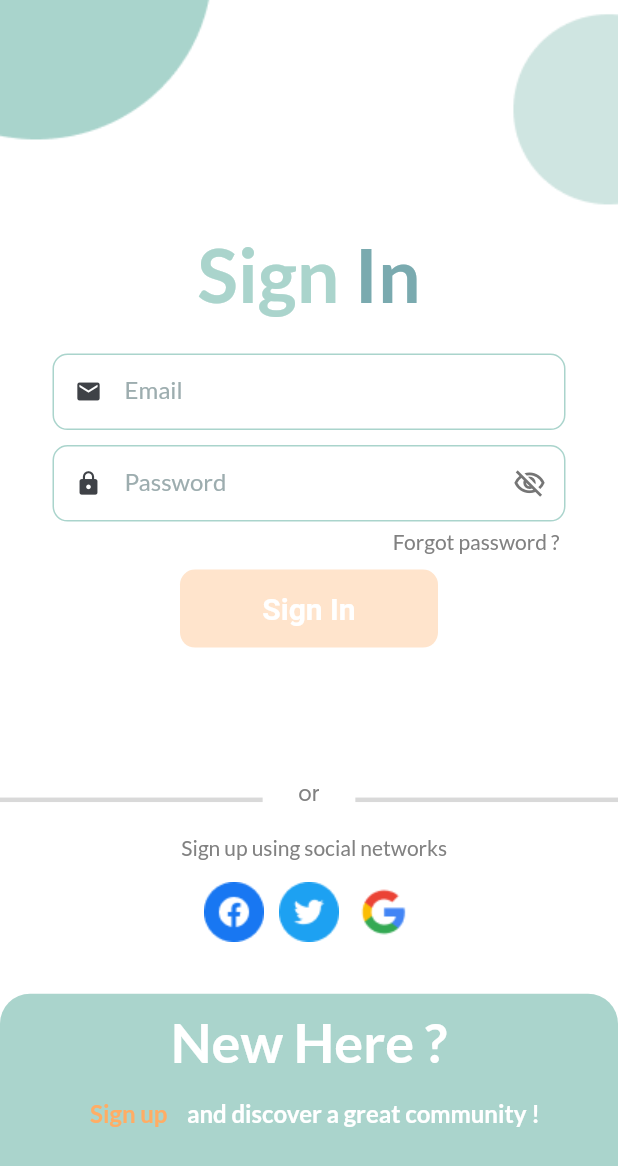
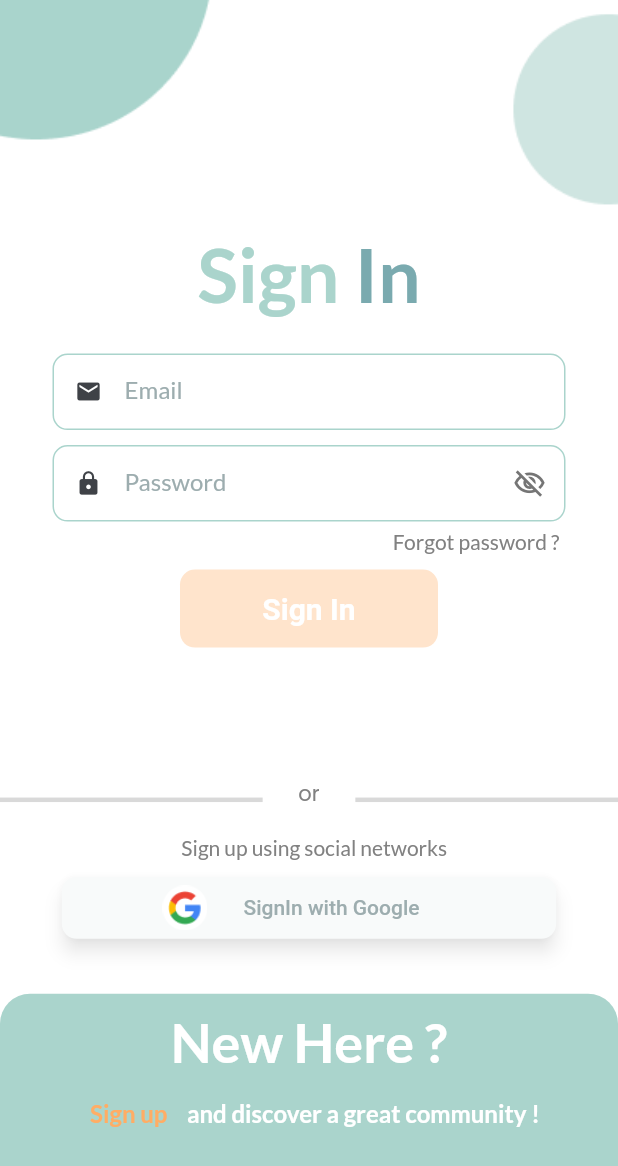
Before and after one commit to aofattaporn/jitD_fronted, a Flutter app: the screen it shows after launch, on a phone screen of 412 x 824 dp. Shown: the top 1166 px of the screen. Run offline on Flutter 3.47's test engine with Material 2 defaults, Android fonts, the light colour scheme and no system bars; our stand-ins replace bloc, equatable, firebase_auth, firebase_core, flutter_bloc, flutter_cache_manager and 6 more; missing offline and left inert: flutter_facebook_auth; accounts and stored records are empty.

Commit message:
implementing 3 party authentication
- add signIn/signUp with 3 party
- implement in SiignIn/SiignUp UI

```diff
--- a/lib/src/blocs/authentication/authen_state.dart
+++ b/lib/src/blocs/authentication/authen_state.dart
@@ -9,7 +9,8 @@ class InitialState extends AuthenticationState {
   List<Object?> get props => [];
 }
 
-/// state for signIn
+// --------------- authen_state ---------------------
+
 class AuthenCheckingState extends AuthenticationState {
   @override
   List<Object?> get props => [];
@@ -24,7 +25,6 @@ class AuthenUpError extends AuthenticationState {
   String get err_msg => _err_msg;
   String get err_desc => _err_desc;
 
-
   @override
   List<Object?> get props => [_err_msg, _err_desc];
 }
@@ -34,6 +34,10 @@ class SignUpLoadedState extends AuthenticationState {
   // TODO: implement props
   List<Object?> get props => throw UnimplementedError();
 }
+
+class SigIn3PartySuccess extends AuthenticationState {}
+
+class SigUp3PartySuccess extends AuthenticationState {}
 
 class CheckStatusAuthrn extends AuthenticationState {
   late String _statueAuth;
@@ -59,13 +63,15 @@ class TesterErrorState extends AuthenticationState {
   List<Object?> get props => throw UnimplementedError();
 }
 
-class GettingUser extends AuthenCheckingState{
+// --------------- user_state ---------------------
 
+class GettingUser extends AuthenCheckingState {
   @override
   // TODO: implement props
   List<Object?> get props => throw UnimplementedError();
 }
-class GettedUser extends AuthenCheckingState{
+
+class GettedUser extends AuthenCheckingState {
   final int _countPosts;
   final int _countLikes;
   final int _countComments;
@@ -73,11 +79,10 @@ class GettedUser extends AuthenCheckingState{
   final int _point;
   final String _petName;
 
-
   int? get countPosts => _countPosts;
 
-  GettedUser(this._countPosts, this._countLikes, this._countComments, this._userId,
-      this._point, this._petName);
+  GettedUser(this._countPosts, this._countLikes, this._countComments,
+      this._userId, this._point, this._petName);
 
   @override
   // TODO: implement props
@@ -93,8 +98,8 @@ class GettedUser extends AuthenCheckingState{
 
   String? get petName => _petName;
 }
-class GetUserError extends AuthenCheckingState{
 
+class GetUserError extends AuthenCheckingState {
   @override
   // TODO: implement props
   List<Object?> get props => throw UnimplementedError();
--- a/lib/src/screens/autheentication/SignIn.dart
+++ b/lib/src/screens/autheentication/SignIn.dart
@@ -1,7 +1,7 @@
 import 'package:flutter/cupertino.dart';
 import 'package:flutter/material.dart';
+import 'package:flutter_bloc/flutter_bloc.dart';
 import 'package:google_fonts/google_fonts.dart';
-import 'package:flutter_bloc/flutter_bloc.dart';
 
 import '../../BottomNavigationWidget.dart';
 import '../../blocs/authentication/authen_bloc.dart';
@@ -60,12 +60,18 @@ class SignInState extends State<SignIn> {
         child: BlocListener<AuthenticationBloc, AuthenticationState>(
           listener: (BuildContext context, state) {
             // Case SignUp Loaded
-            if (state is SignUpLoadedState) {
+            if (state is SignUpLoadedState || state is SigUp3PartySuccess) {
               Navigator.pushAndRemoveUntil(
                   context,
                   CupertinoPageRoute(
                       builder: (context) => const BottomNavigationWidget()),
-                      (Route route) => false);
+                  (Route route) => false);
+            } else if (state is SigIn3PartySuccess) {
+              Navigator.pushAndRemoveUntil(
+                  context,
+                  CupertinoPageRoute(
+                      builder: (context) => const BottomNavigationWidget()),
+                  (Route route) => false);
             } else if (state is AuthenUpError) {
               showDialog(
                   context: context,
@@ -222,34 +228,20 @@ class SignInState extends State<SignIn> {
                   ),
                 ),
                 Align(
-                  alignment: const AlignmentDirectional(0, 0.50),
-                  child: Row(
-                    mainAxisSize: MainAxisSize.max,
-                    mainAxisAlignment: MainAxisAlignment.center,
-                    children: [
-                      Image.asset(
-                        'assets/images/facebook_icon.png',
-                        width: 40,
-                        height: 40,
-                        fit: BoxFit.cover,
-                      ),
-                      Padding(
-                        padding:
-                            const EdgeInsetsDirectional.fromSTEB(10, 0, 10, 0),
-                        child: Image.asset(
-                          'assets/images/twitter_icon.png',
-                          width: 40,
-                          height: 40,
-                          fit: BoxFit.cover,
-                        ),
-                      ),
-                      Image.asset(
-                        'assets/images/google_icon.png',
-                        width: 40,
-                        height: 40,
-                        fit: BoxFit.cover,
-                      ),
-                    ],
+                  alignment: AlignmentDirectional(0.03, 0.5),
+                  child: Padding(
+                    padding: const EdgeInsets.only(bottom: 1),
+                    child: BlocBuilder<AuthenticationBloc, AuthenticationState>(
+                        builder: (context, state) {
+                      return Row(
+                        mainAxisSize: MainAxisSize.max,
+                        mainAxisAlignment: MainAxisAlignment.center,
+                        children: [
+                          _button3Party(context, SignIngoogle(),
+                              "assets/images/google_icon.png"),
+                        ],
+                      );
+                    }),
                   ),
                 ),
                 Align(
@@ -295,7 +287,11 @@ class SignInState extends State<SignIn> {
                             children: [
                               TextButton(
                                 onPressed: () {
-                                  Navigator.push(context, CupertinoPageRoute(builder: (context)=> const SignUp()));
+                                  Navigator.push(
+                                      context,
+                                      CupertinoPageRoute(
+                                          builder: (context) =>
+                                              const SignUp()));
                                 },
                                 child: Text(
                                   'Sign up',
@@ -333,6 +329,40 @@ class SignInState extends State<SignIn> {
           ),
         ),
       ),
+    );
+  }
+
+  ElevatedButton _button3Party(
+      BuildContext context, AuthenticationEvent authEvent, String urlLogo) {
+    return ElevatedButton(
+      onPressed: () {
+        context.read<AuthenticationBloc>().add(authEvent);
+      },
+      style: ElevatedButton.styleFrom(
+          primary: backgroundColor3,
+          minimumSize: Size(MediaQuery.of(context).size.width * 0.8,
+              MediaQuery.of(context).size.height * 0.05),
+          shape: RoundedRectangleBorder(
+            borderRadius: BorderRadius.circular(10.0),
+          ),
+          shadowColor: Colors.black45,
+          elevation: 5.0),
+      child: Row(
+        children: [
+          Image.asset(
+            urlLogo,
+            width: 30,
+            height: 30,
+            fit: BoxFit.cover,
+          ),
+          const Padding(
+            padding: EdgeInsets.symmetric(horizontal: 24),
+            child:
+                Text("SignIn with Google", style: TextStyle(color: textColor3)),
+          )
+        ],
+      ),
+      // fixedSize: Size.fromHeight(30)
     );
   }
 
```
Also changed, not shown: lib/src/blocs/authentication/authen_bloc.dart (+30 -19 lines), lib/src/data/respository/auth_provider.dart (+26 -23 lines), lib/src/data/respository/post_repository.dart (+10 -9 lines), lib/src/screens/autheentication/SignUp.dart (+61 -34 lines).
